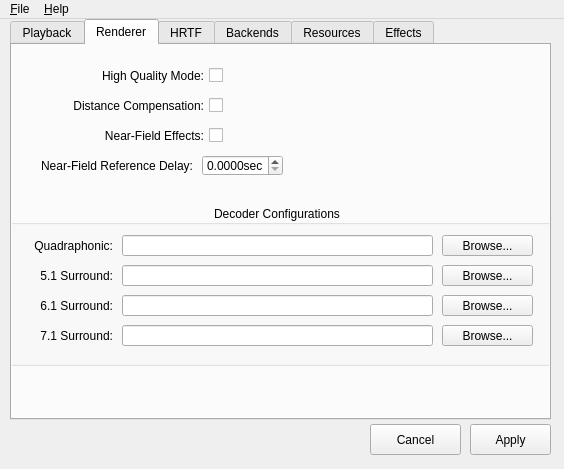
First picture: the form in project/lib/openal/utils/alsoft-config/mainwindow.ui, repository Slushi-Github/lime-nx, before the edit.
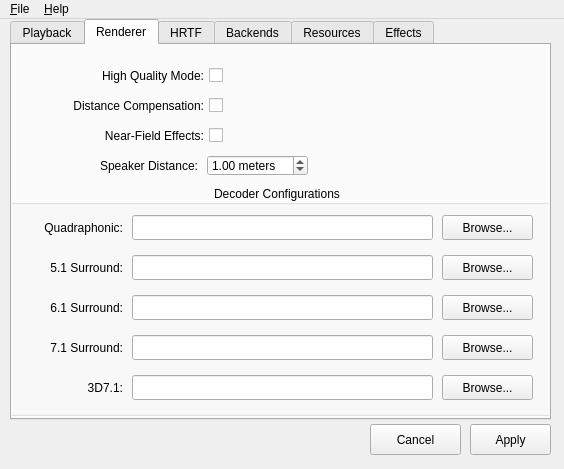
Second picture: the form after the edit. The open tabs and pages were chosen to show the change. Icons and pictures are not drawn.

The edit to the form file:
```diff
--- a/project/lib/openal/utils/alsoft-config/mainwindow.ui
+++ b/project/lib/openal/utils/alsoft-config/mainwindow.ui
@@ -664,9 +664,9 @@
       <property name="geometry">
        <rect>
         <x>-10</x>
-        <y>160</y>
+        <y>140</y>
         <width>551</width>
-        <height>161</height>
+        <height>231</height>
        </rect>
       </property>
       <property name="title">
@@ -678,10 +678,10 @@
       <widget class="QLineEdit" name="decoderQuadLineEdit">
        <property name="geometry">
         <rect>
-         <x>120</x>
+         <x>130</x>
          <y>30</y>
-         <width>311</width>
-         <height>21</height>
+         <width>301</width>
+         <height>25</height>
         </rect>
        </property>
       </widget>
@@ -690,8 +690,8 @@
         <rect>
          <x>20</x>
          <y>30</y>
-         <width>91</width>
-         <height>21</height>
+         <width>101</width>
+         <height>25</height>
         </rect>
        </property>
        <property name="text">
@@ -707,7 +707,7 @@
          <x>440</x>
          <y>30</y>
          <width>91</width>
-         <height>21</height>
+         <height>25</height>
         </rect>
        </property>
        <property name="text">
@@ -717,10 +717,10 @@
       <widget class="QLineEdit" name="decoder51LineEdit">
        <property name="geometry">
         <rect>
-         <x>120</x>
-         <y>60</y>
-         <width>311</width>
-         <height>21</height>
+         <x>130</x>
+         <y>70</y>
+         <width>301</width>
+         <height>25</height>
         </rect>
        </property>
       </widget>
@@ -728,9 +728,9 @@
        <property name="geometry">
         <rect>
          <x>440</x>
-         <y>60</y>
+         <y>70</y>
          <width>91</width>
-         <height>21</height>
+         <height>25</height>
         </rect>
        </property>
        <property name="text">
@@ -741,9 +741,9 @@
        <property name="geometry">
         <rect>
          <x>20</x>
-         <y>60</y>
-         <width>91</width>
-         <height>21</height>
+         <y>70</y>
+         <width>101</width>
+         <height>25</height>
         </rect>
        </property>
        <property name="text">
@@ -757,9 +757,9 @@
        <property name="geometry">
         <rect>
          <x>20</x>
-         <y>90</y>
-         <width>91</width>
-         <height>21</height>
+         <y>110</y>
+         <width>101</width>
+         <height>25</height>
         </rect>
        </property>
        <property name="text">
@@ -772,10 +772,10 @@
       <widget class="QLineEdit" name="decoder61LineEdit">
        <property name="geometry">
         <rect>
-         <x>120</x>
-         <y>90</y>
-         <width>311</width>
-         <height>21</height>
+         <x>130</x>
+         <y>110</y>
+         <width>301</width>
+         <height>25</height>
         </rect>
        </property>
       </widget>
@@ -783,9 +783,9 @@
        <property name="geometry">
         <rect>
          <x>440</x>
-         <y>90</y>
+         <y>110</y>
          <width>91</width>
-         <height>21</height>
+         <height>25</height>
         </rect>
        </property>
        <property name="text">
@@ -796,9 +796,9 @@
        <property name="geometry">
         <rect>
          <x>440</x>
-         <y>120</y>
+         <y>150</y>
          <width>91</width>
-         <height>21</height>
+         <height>25</height>
         </rect>
        </property>
        <property name="text">
@@ -808,10 +808,10 @@
       <widget class="QLineEdit" name="decoder71LineEdit">
        <property name="geometry">
         <rect>
-         <x>120</x>
-         <y>120</y>
-         <width>311</width>
-         <height>21</height>
+         <x>130</x>
+         <y>150</y>
+         <width>301</width>
+         <height>25</height>
         </rect>
        </property>
       </widget>
@@ -819,16 +819,55 @@
        <property name="geometry">
         <rect>
          <x>20</x>
-         <y>120</y>
-         <width>91</width>
-         <height>21</height>
+         <y>150</y>
+         <width>101</width>
+         <height>25</height>
         </rect>
        </property>
        <property name="text">
         <string>7.1 Surround:</string>
        </property>
        <property name="alignment">
-        <set>Qt::AlignRight|Qt::AlignTrailing|Qt::AlignVCenter</set>
+        <set>Qt::AlignmentFlag::AlignRight|Qt::AlignmentFlag::AlignTrailing|Qt::AlignmentFlag::AlignVCenter</set>
+       </property>
+      </widget>
+      <widget class="QLabel" name="label_33">
+       <property name="geometry">
+        <rect>
+         <x>20</x>
+         <y>190</y>
+         <width>101</width>
+         <height>25</height>
+        </rect>
+       </property>
+       <property name="text">
+        <string>3D7.1:</string>
+       </property>
+       <property name="alignment">
+        <set>Qt::AlignmentFlag::AlignRight|Qt::AlignmentFlag::AlignTrailing|Qt::AlignmentFlag::AlignVCenter</set>
+       </property>
+      </widget>
+      <widget class="QLineEdit" name="decoder3D71LineEdit">
+       <property name="geometry">
+        <rect>
+         <x>130</x>
+         <y>190</y>
+         <width>301</width>
+         <height>25</height>
+        </rect>
+       </property>
+      </widget>
+      <widget class="QPushButton" name="decoder3D71Button">
+       <property name="geometry">
+        <rect>
+         <x>440</x>
+         <y>190</y>
+         <width>91</width>
+         <height>25</height>
+        </rect>
+       </property>
+       <property name="text">
+        <string>Browse...</string>
        </property>
       </widget>
      </widget>
@@ -863,9 +902,9 @@
      <widget class="QWidget" name="widget_3" native="true">
       <property name="geometry">
        <rect>
-        <x>-10</x>
+        <x>30</x>
         <y>110</y>
-        <width>281</width>
+        <width>471</width>
         <height>21</height>
        </rect>
       </property>
@@ -883,14 +922,14 @@
       <widget class="QLabel" name="label_27">
        <property name="geometry">
         <rect>
-         <x>20</x>
+         <x>45</x>
          <y>0</y>
-         <width>171</width>
+         <width>111</width>
          <height>21</height>
         </rect>
        </property>
        <property name="text">
-        <string>Near-Field Reference Delay:</string>
+        <string>Speaker Distance:</string>
        </property>
        <property name="alignment">
         <set>Qt::AlignRight|Qt::AlignTrailing|Qt::AlignVCenter</set>
@@ -899,24 +938,30 @@
       <widget class="QDoubleSpinBox" name="decoderNFRefDelaySpinBox">
        <property name="geometry">
         <rect>
-         <x>200</x>
+         <x>165</x>
          <y>0</y>
-         <width>81</width>
+         <width>101</width>
          <height>21</height>
         </rect>
        </property>
        <property name="suffix">
-        <string>sec</string>
+        <string> meters</string>
        </property>
        <property name="decimals">
-        <number>4</number>
+        <number>2</number>
+       </property>
+       <property name="minimum">
+        <double>0.100000000000000</double>
        </property>
        <property name="maximum">
-        <double>1000.000000000000000</double>
+        <double>10.000000000000000</double>
        </property>
        <property name="singleStep">
         <double>0.010000000000000</double>
        </property>
+       <property name="value">
+        <double>1.000000000000000</double>
+       </property>
       </widget>
      </widget>
     </widget>
```
Left out of the diff: 396 changed lines with no effect on the pictures.
